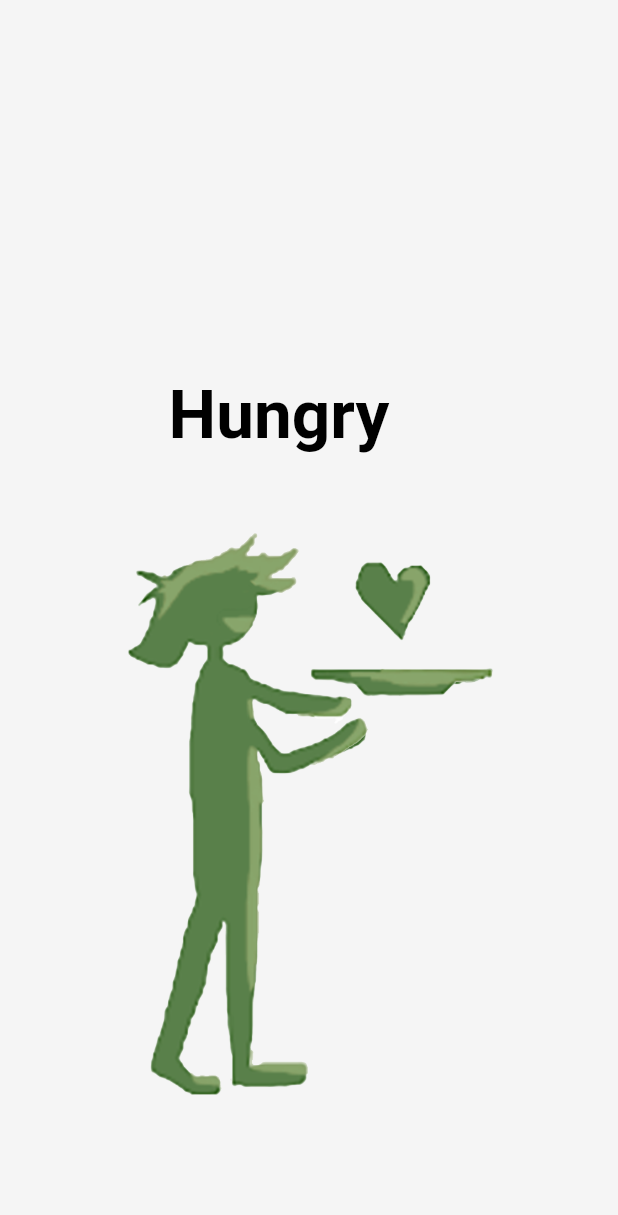
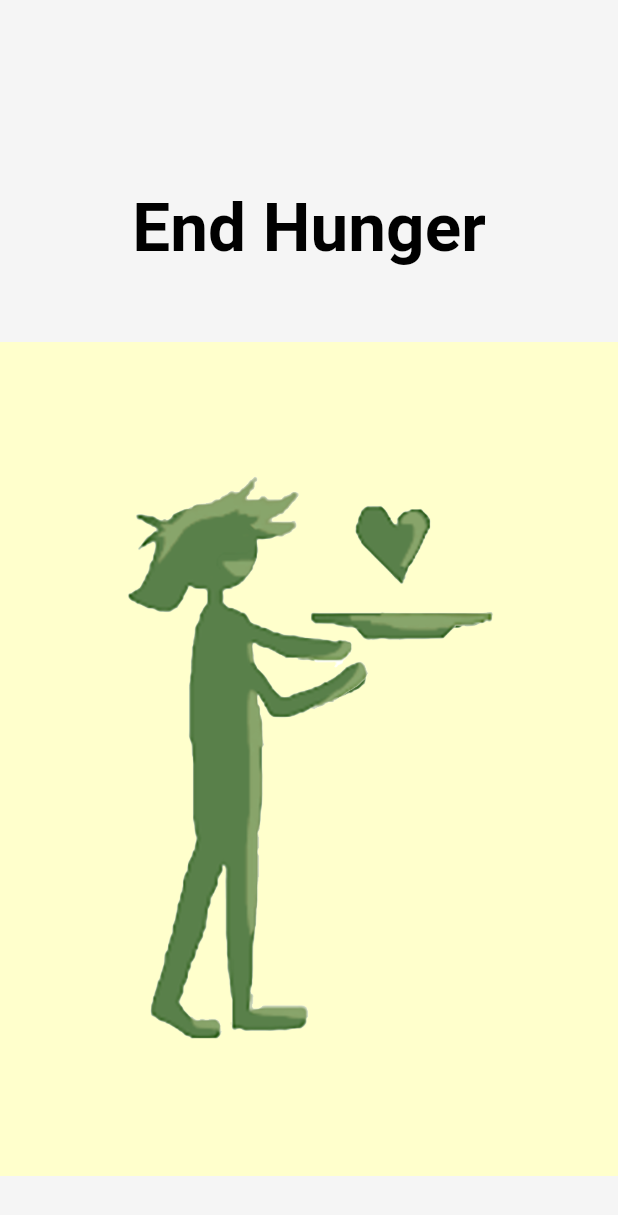
Before and after one commit to Akashsri3bi/ZeroHunger, a Flutter app: the Splash screen opened directly, on a phone screen of 412 x 824 dp. Shown: the top 1215 px of the screen. Run offline on Flutter 3.47's test engine with Material 2 defaults, Android fonts, the phone set to English and light mode, and no system bars; Roboto replaces fonts that are missing (cursive).

Commit message:
debug background color

```diff
--- a/hunger/lib/screens/splash_screen.dart
+++ b/hunger/lib/screens/splash_screen.dart
@@ -24,11 +24,17 @@ class _SplashState extends State<Splash> {
   @override
   Widget build(BuildContext context) {
     return Scaffold(
-        body: Column(children: [
+      body: Column(
+          children: [
+            Container(
+              decoration: const BoxDecoration(
+                color: Color(0xffffffcc),
+              ),
+            ),
             const Padding(
-        padding: EdgeInsets.only(left: 50, top: 250, right: 90),
+              padding: EdgeInsetsDirectional.fromSTEB(0, 125, 0, 50),
               child: Text(
-          'Hungry',
+                'End Hunger',
                 style: TextStyle(fontSize: 45, fontWeight: FontWeight.bold),
               ),
             ),
@@ -37,11 +43,16 @@ class _SplashState extends State<Splash> {
                 padding: const EdgeInsetsDirectional.fromSTEB(0, 0, 0, 40),
                 child: Container(
                   decoration: const BoxDecoration(
-              image: DecorationImage(image: AssetImage('assets/logo.png')),
+                    color: Color(0xffffffcc),
+                    image: DecorationImage(
+                        image: AssetImage('assets/logo.png')
                     ),
                   ),
                 ),
               ),
-    ]));
+            ),
+          ]
+      ),
+    );
   }
 }
```
Lines whose indentation alone changed are shown as unchanged.
